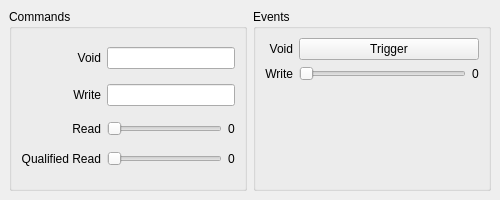
Qt form branches/main/examples/cisstMultiTask/QtCommandsAndEvents/server.ui (eetuna/cisst) before a commit.
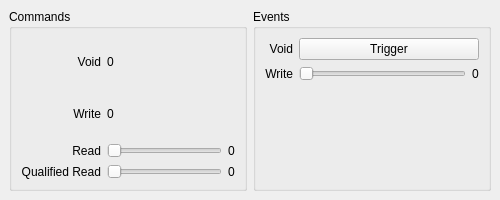
The same form after that commit.

Commit message: branches/main, examples/cisstMultiTask/QtCommandsAndEvents: work in progress - UI are now data members of client and task, uses mtsInt instead of mtsDouble, void and write commands fully functional.

```diff
--- a/branches/main/examples/cisstMultiTask/QtCommandsAndEvents/server.ui
+++ b/branches/main/examples/cisstMultiTask/QtCommandsAndEvents/server.ui
@@ -61,26 +61,6 @@
          </property>
         </widget>
        </item>
-       <item row="1" column="1" colspan="2">
-        <widget class="QLineEdit" name="WriteValue">
-         <property name="alignment">
-          <set>Qt::AlignCenter</set>
-         </property>
-         <property name="readOnly">
-          <bool>true</bool>
-         </property>
-        </widget>
-       </item>
-       <item row="0" column="1" colspan="2">
-        <widget class="QLineEdit" name="VoidValue">
-         <property name="alignment">
-          <set>Qt::AlignCenter</set>
-         </property>
-         <property name="readOnly">
-          <bool>true</bool>
-         </property>
-        </widget>
-       </item>
        <item row="2" column="1">
         <widget class="QSlider" name="ReadSlider">
          <property name="orientation">
@@ -109,6 +89,20 @@
          </property>
         </widget>
        </item>
+       <item row="0" column="1" colspan="2">
+        <widget class="QLabel" name="VoidValue">
+         <property name="text">
+          <string>0</string>
+         </property>
+        </widget>
+       </item>
+       <item row="1" column="1" colspan="2">
+        <widget class="QLabel" name="WriteValue">
+         <property name="text">
+          <string>0</string>
+         </property>
+        </widget>
+       </item>
       </layout>
      </widget>
     </item>
```
The commit also changes 5 other files.
